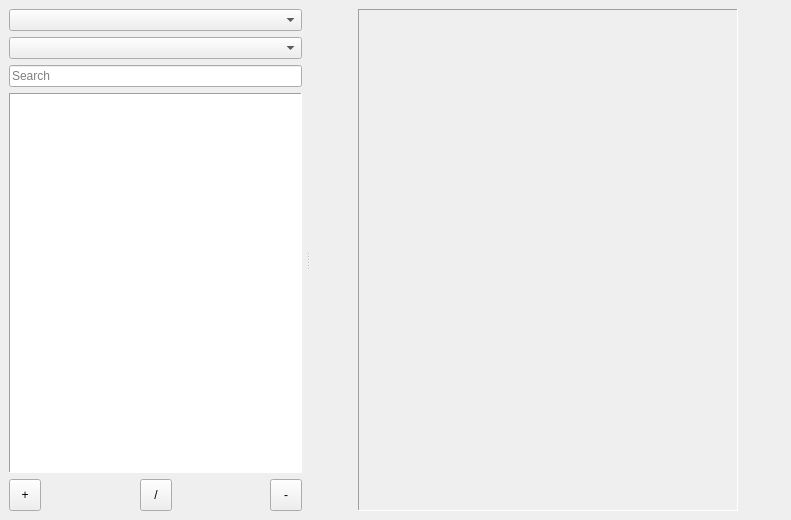
Before: the Qt Designer form mainwindow.ui in LibertaSoft/DatabaseAnime, drawn with Qt 5.
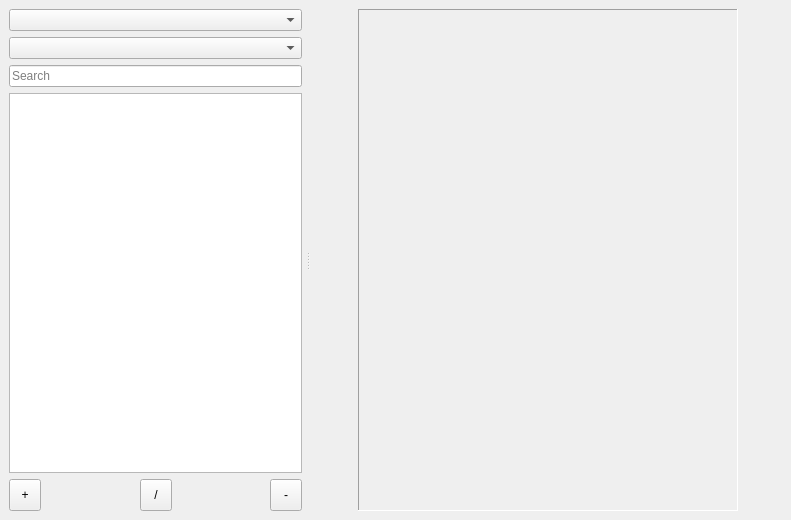
After: the same form once the commit is applied. The open tabs and pages were chosen to show the change. Icons and pictures are not drawn. Custom widgets are drawn as their Qt base class.

Commit message: Корректировка размера кнопки. ListView заменён на TreeView что в будущем позволит отобразить год и пр.

Patch:
```diff
--- a/mainwindow.ui
+++ b/mainwindow.ui
@@ -93,22 +93,10 @@
          </widget>
         </item>
         <item>
-         <widget class="QListView" name="listView_ListItemsSection">
-          <property name="sizePolicy">
-           <sizepolicy hsizetype="Preferred" vsizetype="Expanding">
-            <horstretch>0</horstretch>
-            <verstretch>0</verstretch>
-           </sizepolicy>
-          </property>
-          <property name="frameShape">
-           <enum>QFrame::Panel</enum>
-          </property>
-          <property name="selectionBehavior">
-           <enum>QAbstractItemView::SelectRows</enum>
-          </property>
-          <property name="uniformItemSizes">
-           <bool>true</bool>
-          </property>
+         <widget class="QTreeView" name="TreeView_List">
+          <attribute name="headerVisible">
+           <bool>false</bool>
+          </attribute>
          </widget>
         </item>
         <item>
```
Left out of the diff: 2 changed lines with no effect on the pictures. The commit also changes 7 other files.
